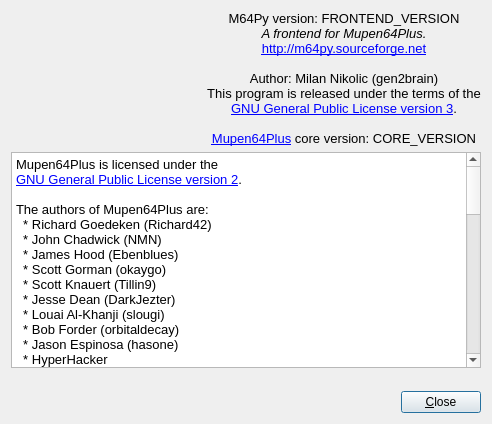
Before: the Qt Designer form src/m64py/ui/about.ui in mupen64plus/mupen64plus-ui-python, drawn with Qt 5.
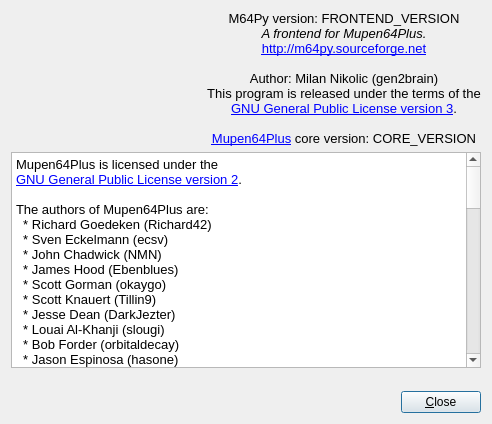
After: the same form once the commit is applied. Icons and pictures are not drawn.

Patch:
```diff
--- a/src/m64py/ui/about.ui
+++ b/src/m64py/ui/about.ui
@@ -74,6 +74,7 @@
 &lt;p style=&quot;-qt-paragraph-type:empty; margin-top:0px; margin-bottom:0px; margin-left:0px; margin-right:0px; -qt-block-indent:0; text-indent:0px; font-family:'Sans Serif';&quot;&gt;&lt;br /&gt;&lt;/p&gt;
 &lt;p style=&quot; margin-top:0px; margin-bottom:0px; margin-left:0px; margin-right:0px; -qt-block-indent:0; text-indent:0px;&quot;&gt;&lt;span style=&quot; font-family:'Sans Serif';&quot;&gt;The authors of Mupen64Plus are:&lt;/span&gt;&lt;/p&gt;
 &lt;p style=&quot; margin-top:0px; margin-bottom:0px; margin-left:0px; margin-right:0px; -qt-block-indent:0; text-indent:0px;&quot;&gt;&lt;span style=&quot; font-family:'Sans Serif';&quot;&gt;  * Richard Goedeken (Richard42)&lt;/span&gt;&lt;/p&gt;
+&lt;p style=&quot; margin-top:0px; margin-bottom:0px; margin-left:0px; margin-right:0px; -qt-block-indent:0; text-indent:0px;&quot;&gt;&lt;span style=&quot; font-family:'Sans Serif';&quot;&gt;  * Sven Eckelmann (ecsv)&lt;/span&gt;&lt;/p&gt;
 &lt;p style=&quot; margin-top:0px; margin-bottom:0px; margin-left:0px; margin-right:0px; -qt-block-indent:0; text-indent:0px;&quot;&gt;&lt;span style=&quot; font-family:'Sans Serif';&quot;&gt;  * John Chadwick (NMN)&lt;/span&gt;&lt;/p&gt;
 &lt;p style=&quot; margin-top:0px; margin-bottom:0px; margin-left:0px; margin-right:0px; -qt-block-indent:0; text-indent:0px;&quot;&gt;&lt;span style=&quot; font-family:'Sans Serif';&quot;&gt;  * James Hood (Ebenblues)&lt;/span&gt;&lt;/p&gt;
 &lt;p style=&quot; margin-top:0px; margin-bottom:0px; margin-left:0px; margin-right:0px; -qt-block-indent:0; text-indent:0px;&quot;&gt;&lt;span style=&quot; font-family:'Sans Serif';&quot;&gt;  * Scott Gorman (okaygo)&lt;/span&gt;&lt;/p&gt;
@@ -82,10 +83,18 @@
 &lt;p style=&quot; margin-top:0px; margin-bottom:0px; margin-left:0px; margin-right:0px; -qt-block-indent:0; text-indent:0px;&quot;&gt;&lt;span style=&quot; font-family:'Sans Serif';&quot;&gt;  * Louai Al-Khanji (slougi)&lt;/span&gt;&lt;/p&gt;
 &lt;p style=&quot; margin-top:0px; margin-bottom:0px; margin-left:0px; margin-right:0px; -qt-block-indent:0; text-indent:0px;&quot;&gt;&lt;span style=&quot; font-family:'Sans Serif';&quot;&gt;  * Bob Forder (orbitaldecay)&lt;/span&gt;&lt;/p&gt;
 &lt;p style=&quot; margin-top:0px; margin-bottom:0px; margin-left:0px; margin-right:0px; -qt-block-indent:0; text-indent:0px;&quot;&gt;&lt;span style=&quot; font-family:'Sans Serif';&quot;&gt;  * Jason Espinosa (hasone)&lt;/span&gt;&lt;/p&gt;
+&lt;p style=&quot; margin-top:0px; margin-bottom:0px; margin-left:0px; margin-right:0px; -qt-block-indent:0; text-indent:0px;&quot;&gt;&lt;span style=&quot; font-family:'Sans Serif';&quot;&gt;  * Bobby Smiles (bsmiles32)&lt;/span&gt;&lt;/p&gt;
+&lt;p style=&quot; margin-top:0px; margin-bottom:0px; margin-left:0px; margin-right:0px; -qt-block-indent:0; text-indent:0px;&quot;&gt;&lt;span style=&quot; font-family:'Sans Serif';&quot;&gt;  * Dorian Fevrier (Narann)&lt;/span&gt;&lt;/p&gt;
+&lt;p style=&quot; margin-top:0px; margin-bottom:0px; margin-left:0px; margin-right:0px; -qt-block-indent:0; text-indent:0px;&quot;&gt;&lt;span style=&quot; font-family:'Sans Serif';&quot;&gt;  * Richard Hender (ricrpi)&lt;/span&gt;&lt;/p&gt;
+&lt;p style=&quot; margin-top:0px; margin-bottom:0px; margin-left:0px; margin-right:0px; -qt-block-indent:0; text-indent:0px;&quot;&gt;&lt;span style=&quot; font-family:'Sans Serif';&quot;&gt;  * Will Nayes (wnayes)&lt;/span&gt;&lt;/p&gt;
+&lt;p style=&quot; margin-top:0px; margin-bottom:0px; margin-left:0px; margin-right:0px; -qt-block-indent:0; text-indent:0px;&quot;&gt;&lt;span style=&quot; font-family:'Sans Serif';&quot;&gt;  * Conchur Navid&lt;/span&gt;&lt;/p&gt;
+&lt;p style=&quot; margin-top:0px; margin-bottom:0px; margin-left:0px; margin-right:0px; -qt-block-indent:0; text-indent:0px;&quot;&gt;&lt;span style=&quot; font-family:'Sans Serif';&quot;&gt;  * Gillou68310&lt;/span&gt;&lt;/p&gt;
 &lt;p style=&quot; margin-top:0px; margin-bottom:0px; margin-left:0px; margin-right:0px; -qt-block-indent:0; text-indent:0px;&quot;&gt;&lt;span style=&quot; font-family:'Sans Serif';&quot;&gt;  * HyperHacker&lt;/span&gt;&lt;/p&gt;
+&lt;p style=&quot; margin-top:0px; margin-bottom:0px; margin-left:0px; margin-right:0px; -qt-block-indent:0; text-indent:0px;&quot;&gt;&lt;span style=&quot; font-family:'Sans Serif';&quot;&gt;  * littleguy77&lt;/span&gt;&lt;/p&gt;
+&lt;p style=&quot; margin-top:0px; margin-bottom:0px; margin-left:0px; margin-right:0px; -qt-block-indent:0; text-indent:0px;&quot;&gt;&lt;span style=&quot; font-family:'Sans Serif';&quot;&gt;  * Nebuleon&lt;/span&gt;&lt;/p&gt;
 &lt;p style=&quot; margin-top:0px; margin-bottom:0px; margin-left:0px; margin-right:0px; -qt-block-indent:0; text-indent:0px;&quot;&gt;&lt;span style=&quot; font-family:'Sans Serif';&quot;&gt;  * and others.&lt;/span&gt;&lt;/p&gt;
 &lt;p style=&quot;-qt-paragraph-type:empty; margin-top:0px; margin-bottom:0px; margin-left:0px; margin-right:0px; -qt-block-indent:0; text-indent:0px; font-family:'Sans Serif';&quot;&gt;&lt;br /&gt;&lt;/p&gt;
-&lt;p style=&quot; margin-top:0px; margin-bottom:0px; margin-left:0px; margin-right:0px; -qt-block-indent:0; text-indent:0px;&quot;&gt;&lt;span style=&quot; font-family:'Sans Serif';&quot;&gt;The Mupen64Plus API documentation (located in doc/emuwiki-api-doc/*) is Copyright(C) 2009-2010&lt;/span&gt;&lt;/p&gt;
+&lt;p style=&quot; margin-top:0px; margin-bottom:0px; margin-left:0px; margin-right:0px; -qt-block-indent:0; text-indent:0px;&quot;&gt;&lt;span style=&quot; font-family:'Sans Serif';&quot;&gt;The Mupen64Plus API documentation (located in doc/emuwiki-api-doc/*) is Copyright(C) 2009-2011&lt;/span&gt;&lt;/p&gt;
 &lt;p style=&quot; margin-top:0px; margin-bottom:0px; margin-left:0px; margin-right:0px; -qt-block-indent:0; text-indent:0px;&quot;&gt;&lt;span style=&quot; font-family:'Sans Serif';&quot;&gt;by Richard Goedeken and is licensed under the GNU General Public License version 2.&lt;/span&gt;&lt;/p&gt;
 &lt;p style=&quot;-qt-paragraph-type:empty; margin-top:0px; margin-bottom:0px; margin-left:0px; margin-right:0px; -qt-block-indent:0; text-indent:0px; font-family:'Sans Serif';&quot;&gt;&lt;br /&gt;&lt;/p&gt;
 &lt;p style=&quot; margin-top:0px; margin-bottom:0px; margin-left:0px; margin-right:0px; -qt-block-indent:0; text-indent:0px;&quot;&gt;&lt;span style=&quot; font-family:'Sans Serif';&quot;&gt;Mupen64Plus is based on GPL-licensed source code from Mupen64 v0.5, originally written by:&lt;/span&gt;&lt;/p&gt;
@@ -96,7 +105,7 @@
 &lt;p style=&quot; margin-top:0px; margin-bottom:0px; margin-left:0px; margin-right:0px; -qt-block-indent:0; text-indent:0px;&quot;&gt;&lt;span style=&quot; font-family:'Sans Serif';&quot;&gt;  * Juha Luotio (JttL)&lt;/span&gt;&lt;/p&gt;
 &lt;p style=&quot; margin-top:0px; margin-bottom:0px; margin-left:0px; margin-right:0px; -qt-block-indent:0; text-indent:0px;&quot;&gt;&lt;span style=&quot; font-family:'Sans Serif';&quot;&gt;  * and others.&lt;/span&gt;&lt;/p&gt;
 &lt;p style=&quot;-qt-paragraph-type:empty; margin-top:0px; margin-bottom:0px; margin-left:0px; margin-right:0px; -qt-block-indent:0; text-indent:0px; font-family:'Sans Serif';&quot;&gt;&lt;br /&gt;&lt;/p&gt;
-&lt;p style=&quot; margin-top:0px; margin-bottom:0px; margin-left:0px; margin-right:0px; -qt-block-indent:0; text-indent:0px;&quot;&gt;&lt;span style=&quot; font-family:'Sans Serif';&quot;&gt;Mupen64Plus-Core includes a GPL-license demo rom (mupen64plus.v64) written by:&lt;/span&gt;&lt;/p&gt;
+&lt;p style=&quot; margin-top:0px; margin-bottom:0px; margin-left:0px; margin-right:0px; -qt-block-indent:0; text-indent:0px;&quot;&gt;&lt;span style=&quot; font-family:'Sans Serif';&quot;&gt;GPL-license demo rom (mupen64plus.v64) is written by:&lt;/span&gt;&lt;/p&gt;
 &lt;p style=&quot; margin-top:0px; margin-bottom:0px; margin-left:0px; margin-right:0px; -qt-block-indent:0; text-indent:0px;&quot;&gt;&lt;span style=&quot; font-family:'Sans Serif';&quot;&gt;  *  Marshallh&lt;/span&gt;&lt;/p&gt;
 &lt;p style=&quot;-qt-paragraph-type:empty; margin-top:0px; margin-bottom:0px; margin-left:0px; margin-right:0px; -qt-block-indent:0; text-indent:0px; font-family:'Sans Serif';&quot;&gt;&lt;br /&gt;&lt;/p&gt;
 &lt;p style=&quot; margin-top:0px; margin-bottom:0px; margin-left:0px; margin-right:0px; -qt-block-indent:0; text-indent:0px;&quot;&gt;&lt;span style=&quot; font-family:'Sans Serif';&quot;&gt;The OGLFT library used for the On-Screen Display is based on GPL/LGPL-licensed code Copyright 2002 lignum Computing.&lt;/span&gt;&lt;/p&gt;
```
